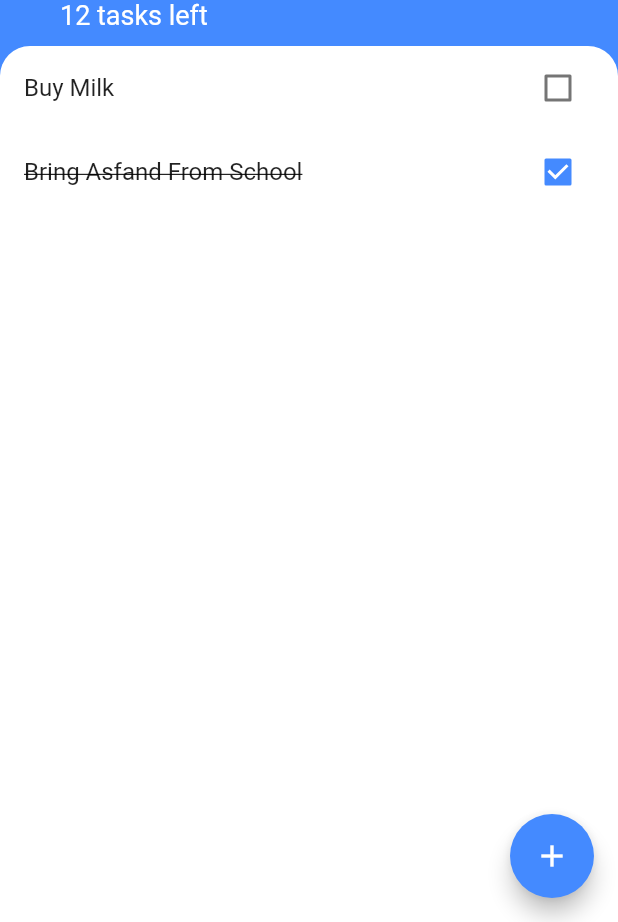
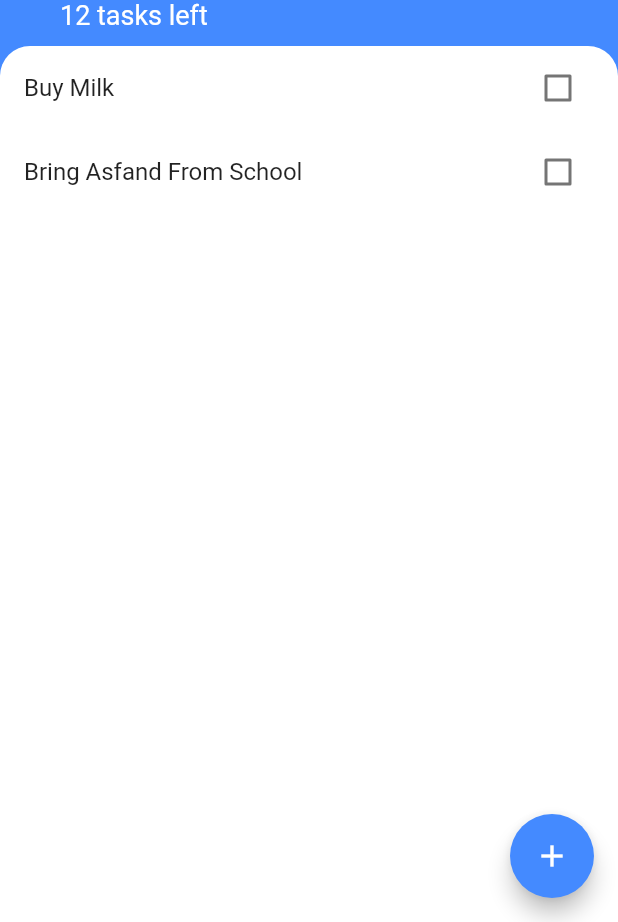
Before and after one commit to MuhammadIbraheem18sw26/StateManagement-FLutter, a Flutter app: the screen it shows after launch, on a phone screen of 412 x 824 dp, the part 314-1236 px from its top. Run offline on Flutter 3.47's test engine with Material 2 defaults, Android fonts, the phone set to English and light mode, and no system bars.

```diff
--- a/lib/widgets/task_list.dart
+++ b/lib/widgets/task_list.dart
@@ -10,7 +10,9 @@ class TaskList extends StatefulWidget {
 class _TaskListState extends State<TaskList> {
   List<Task> task = [
     Task(taskName: 'Buy Milk'),
-    Task(taskName: 'Bring Asfand From School', isDone: true)
+    Task(
+      taskName: 'Bring Asfand From School',
+    )
   ];
   @override
   Widget build(BuildContext context) {
```
